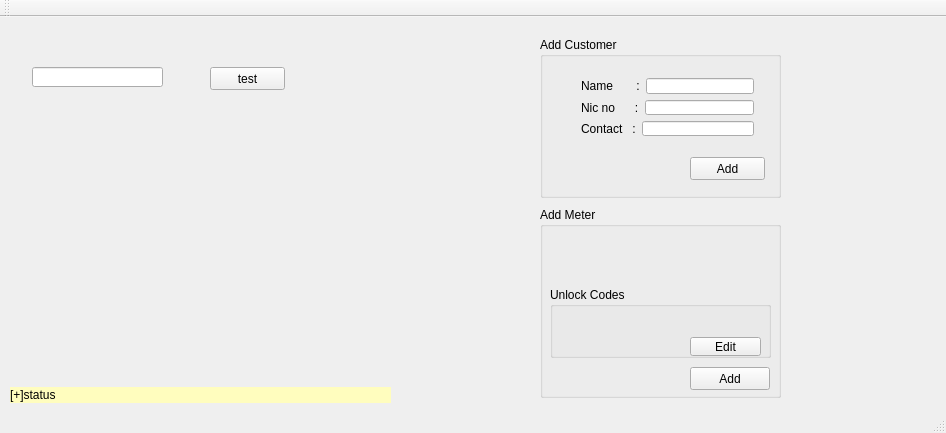
First picture: the form in akro/mainwindow.ui, repository udara28/Akro, before the edit.
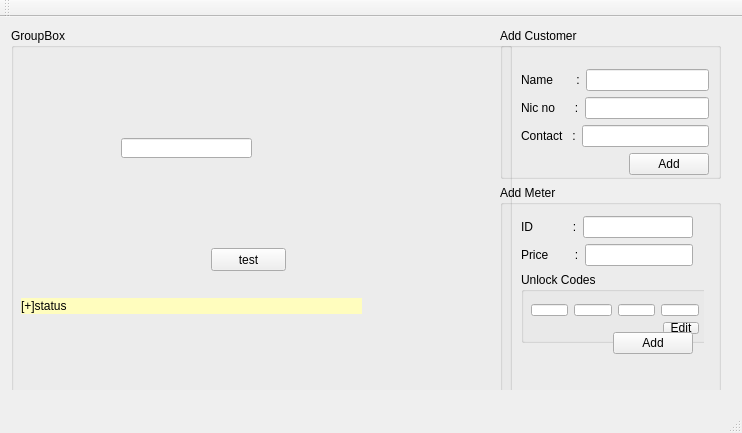
Second picture: the form after the edit.

Commit message: working on resizing issue

Diff of the .ui file:
```diff
--- a/akro/mainwindow.ui
+++ b/akro/mainwindow.ui
@@ -6,20 +6,97 @@
    <rect>
     <x>0</x>
     <y>0</y>
-    <width>946</width>
+    <width>742</width>
     <height>433</height>
    </rect>
   </property>
+  <property name="sizePolicy">
+   <sizepolicy hsizetype="Expanding" vsizetype="Expanding">
+    <horstretch>5</horstretch>
+    <verstretch>0</verstretch>
+   </sizepolicy>
+  </property>
   <property name="windowTitle">
    <string>MainWindow</string>
   </property>
   <widget class="QWidget" name="centralWidget">
+   <property name="sizePolicy">
+    <sizepolicy hsizetype="Expanding" vsizetype="Expanding">
+     <horstretch>0</horstretch>
+     <verstretch>0</verstretch>
+    </sizepolicy>
+   </property>
+   <property name="maximumSize">
+    <size>
+     <width>788</width>
+     <height>16777215</height>
+    </size>
+   </property>
+   <widget class="QWidget" name="">
+    <property name="geometry">
+     <rect>
+      <x>0</x>
+      <y>0</y>
+      <width>732</width>
+      <height>373</height>
+     </rect>
+    </property>
+    <layout class="QHBoxLayout" name="horizontalLayout_centralWidget">
+     <property name="sizeConstraint">
+      <enum>QLayout::SetNoConstraint</enum>
+     </property>
+     <item>
+      <widget class="QGroupBox" name="groupBox">
+       <property name="sizePolicy">
+        <sizepolicy hsizetype="Preferred" vsizetype="Preferred">
+         <horstretch>0</horstretch>
+         <verstretch>0</verstretch>
+        </sizepolicy>
+       </property>
+       <property name="minimumSize">
+        <size>
+         <width>501</width>
+         <height>371</height>
+        </size>
+       </property>
+       <property name="title">
+        <string>GroupBox</string>
+       </property>
+       <widget class="QLineEdit" name="lineEdit_name">
+        <property name="geometry">
+         <rect>
+          <x>110</x>
+          <y>110</y>
+          <width>131</width>
+          <height>20</height>
+         </rect>
+        </property>
+        <property name="sizePolicy">
+         <sizepolicy hsizetype="Expanding" vsizetype="Expanding">
+          <horstretch>0</horstretch>
+          <verstretch>0</verstretch>
+         </sizepolicy>
+        </property>
+       </widget>
+       <widget class="QPushButton" name="button_test">
+        <property name="geometry">
+         <rect>
+          <x>200</x>
+          <y>220</y>
+          <width>75</width>
+          <height>23</height>
+         </rect>
+        </property>
+        <property name="text">
+         <string>test</string>
+        </property>
+       </widget>
    <widget class="QLabel" name="label_status">
     <property name="geometry">
      <rect>
       <x>10</x>
-      <y>370</y>
-      <width>381</width>
+          <y>270</y>
+          <width>341</width>
       <height>16</height>
      </rect>
     </property>
@@ -33,70 +110,43 @@
      <string>[+]status</string>
     </property>
    </widget>
-   <widget class="QLineEdit" name="lineEdit_name">
-    <property name="geometry">
-     <rect>
-      <x>32</x>
-      <y>50</y>
-      <width>131</width>
-      <height>20</height>
-     </rect>
-    </property>
-    <property name="sizePolicy">
-     <sizepolicy hsizetype="Expanding" vsizetype="Expanding">
-      <horstretch>0</horstretch>
-      <verstretch>0</verstretch>
-     </sizepolicy>
-    </property>
-   </widget>
-   <widget class="QPushButton" name="button_test">
-    <property name="geometry">
-     <rect>
-      <x>210</x>
-      <y>50</y>
-      <width>75</width>
-      <height>23</height>
-     </rect>
-    </property>
-    <property name="text">
-     <string>test</string>
-    </property>
-   </widget>
+      </widget>
+     </item>
+     <item>
+      <layout class="QVBoxLayout" name="verticalLayout_3">
+       <item>
    <widget class="QGroupBox" name="groupBox_addCustomer">
-    <property name="geometry">
-     <rect>
-      <x>540</x>
-      <y>20</y>
-      <width>241</width>
-      <height>161</height>
-     </rect>
+         <property name="enabled">
+          <bool>true</bool>
+         </property>
+         <property name="minimumSize">
+          <size>
+           <width>221</width>
+           <height>151</height>
+          </size>
+         </property>
+         <property name="maximumSize">
+          <size>
+           <width>221</width>
+           <height>151</height>
+          </size>
     </property>
     <property name="title">
      <string>Add Customer</string>
     </property>
-    <widget class="QPushButton" name="pushButton_addCustomer">
+         <widget class="QWidget" name="">
      <property name="geometry">
       <rect>
-       <x>150</x>
-       <y>120</y>
-       <width>75</width>
-       <height>23</height>
-      </rect>
-     </property>
-     <property name="text">
-      <string>Add</string>
-     </property>
-    </widget>
-    <widget class="QWidget" name="layoutWidget">
-     <property name="geometry">
-      <rect>
-       <x>30</x>
+            <x>10</x>
        <y>30</y>
        <width>195</width>
-       <height>80</height>
-      </rect>
-     </property>
-     <layout class="QVBoxLayout" name="verticalLayout">
+            <height>111</height>
+           </rect>
+          </property>
+          <layout class="QVBoxLayout" name="verticalLayout_addCustomer">
+           <property name="sizeConstraint">
+            <enum>QLayout::SetFixedSize</enum>
+           </property>
       <item>
        <layout class="QHBoxLayout" name="horizontalLayout">
         <item>
@@ -139,55 +189,115 @@
         </item>
        </layout>
       </item>
-     </layout>
-    </widget>
-   </widget>
+           <item>
+            <layout class="QHBoxLayout" name="horizontalLayout_8">
+             <item>
+              <spacer name="horizontalSpacer">
+               <property name="orientation">
+                <enum>Qt::Horizontal</enum>
+               </property>
+               <property name="sizeHint" stdset="0">
+                <size>
+                 <width>108</width>
+                 <height>20</height>
+                </size>
+               </property>
+              </spacer>
+             </item>
+             <item>
+              <widget class="QPushButton" name="pushButton_addCustomer">
+               <property name="text">
+                <string>Add</string>
+               </property>
+              </widget>
+             </item>
+            </layout>
+           </item>
+          </layout>
+         </widget>
+         <zorder>pushButton_addCustomer</zorder>
+         <zorder>layoutWidget</zorder>
+         <zorder>groupBox_2</zorder>
+         <zorder>horizontalSpacer</zorder>
+        </widget>
+       </item>
+       <item>
    <widget class="QGroupBox" name="groupBox_2">
-    <property name="geometry">
-     <rect>
-      <x>540</x>
-      <y>190</y>
-      <width>241</width>
-      <height>191</height>
-     </rect>
+         <property name="minimumSize">
+          <size>
+           <width>221</width>
+           <height>211</height>
+          </size>
+         </property>
+         <property name="maximumSize">
+          <size>
+           <width>221</width>
+           <height>211</height>
+          </size>
     </property>
     <property name="title">
      <string>Add Meter</string>
     </property>
+         <widget class="QWidget" name="">
+          <property name="geometry">
+           <rect>
+            <x>10</x>
+            <y>20</y>
+            <width>194</width>
+            <height>160</height>
+           </rect>
+          </property>
+          <layout class="QVBoxLayout" name="verticalLayout_2">
+           <item>
+            <layout class="QHBoxLayout" name="horizontalLayout_6">
+             <item>
+              <widget class="QLabel" name="label_5">
+               <property name="text">
+                <string>ID            :</string>
+               </property>
+              </widget>
+             </item>
+             <item>
+              <widget class="QLineEdit" name="lineEdit_6"/>
+             </item>
+            </layout>
+           </item>
+           <item>
+            <layout class="QHBoxLayout" name="horizontalLayout_4">
+             <item>
+              <widget class="QLabel" name="label_4">
+               <property name="text">
+                <string>Price        :</string>
+               </property>
+              </widget>
+             </item>
+             <item>
+              <widget class="QLineEdit" name="lineEdit"/>
+             </item>
+            </layout>
+           </item>
+           <item>
     <widget class="QGroupBox" name="groupBox_3">
-     <property name="geometry">
-      <rect>
-       <x>10</x>
-       <y>80</y>
-       <width>221</width>
+             <property name="minimumSize">
+              <size>
+               <width>191</width>
        <height>71</height>
-      </rect>
+              </size>
      </property>
      <property name="title">
       <string>Unlock Codes</string>
      </property>
-     <widget class="QToolButton" name="toolButton">
-      <property name="geometry">
-       <rect>
-        <x>140</x>
-        <y>50</y>
-        <width>71</width>
-        <height>19</height>
-       </rect>
-      </property>
-      <property name="text">
-       <string>Edit</string>
-      </property>
-     </widget>
      <widget class="QWidget" name="">
       <property name="geometry">
        <rect>
-        <x>21</x>
+                <x>-1</x>
         <y>21</y>
         <width>190</width>
-        <height>22</height>
-       </rect>
-      </property>
+                <height>52</height>
+               </rect>
+              </property>
+              <layout class="QVBoxLayout" name="verticalLayout">
+               <item>
       <layout class="QHBoxLayout" name="horizontalLayout_5">
        <item>
         <widget class="QLineEdit" name="lineEdit_2"/>
@@ -202,62 +312,63 @@
         <widget class="QLineEdit" name="lineEdit_5"/>
        </item>
       </layout>
-     </widget>
-    </widget>
+               </item>
+               <item>
+                <layout class="QHBoxLayout" name="horizontalLayout_9">
+                 <item>
+                  <spacer name="horizontalSpacer_2">
+                   <property name="orientation">
+                    <enum>Qt::Horizontal</enum>
+                   </property>
+                   <property name="sizeHint" stdset="0">
+                    <size>
+                     <width>118</width>
+                     <height>20</height>
+                    </size>
+                   </property>
+                  </spacer>
+                 </item>
+                 <item>
+                  <widget class="QToolButton" name="toolButton">
+                   <property name="text">
+                    <string>Edit</string>
+                   </property>
+                  </widget>
+                 </item>
+                </layout>
+               </item>
+              </layout>
+             </widget>
+             <zorder>toolButton</zorder>
+             <zorder>layoutWidget</zorder>
+             <zorder>groupBox_addCustomer</zorder>
+             <zorder>lineEdit_2</zorder>
+             <zorder>horizontalSpacer_2</zorder>
+            </widget>
+           </item>
+           <item>
+            <layout class="QHBoxLayout" name="horizontalLayout_7">
+             <item>
+              <spacer name="horizontalSpacer_3">
+               <property name="orientation">
+                <enum>Qt::Horizontal</enum>
+               </property>
+               <property name="sizeHint" stdset="0">
+                <size>
+                 <width>108</width>
+                 <height>20</height>
+                </size>
+               </property>
+              </spacer>
+             </item>
+             <item>
     <widget class="QPushButton" name="pushButton">
-     <property name="geometry">
-      <rect>
-       <x>150</x>
-       <y>160</y>
-       <width>80</width>
-       <height>23</height>
-      </rect>
-     </property>
      <property name="text">
       <string>Add</string>
      </property>
     </widget>
-    <widget class="QWidget" name="layoutWidget">
-     <property name="geometry">
-      <rect>
-       <x>30</x>
-       <y>50</y>
-       <width>192</width>
-       <height>22</height>
-      </rect>
-     </property>
-     <layout class="QHBoxLayout" name="horizontalLayout_4">
-      <item>
-       <widget class="QLabel" name="label_4">
-        <property name="text">
-         <string>Price        :</string>
-        </property>
-       </widget>
-      </item>
-      <item>
-       <widget class="QLineEdit" name="lineEdit"/>
-      </item>
-     </layout>
-    </widget>
-    <widget class="QWidget" name="">
-     <property name="geometry">
-      <rect>
-       <x>30</x>
-       <y>20</y>
-       <width>192</width>
-       <height>22</height>
-      </rect>
-     </property>
-     <layout class="QHBoxLayout" name="horizontalLayout_6">
-      <item>
-       <widget class="QLabel" name="label_5">
-        <property name="text">
-         <string>ID            :</string>
-        </property>
-       </widget>
-      </item>
-      <item>
-       <widget class="QLineEdit" name="lineEdit_6"/>
+             </item>
+            </layout>
       </item>
      </layout>
     </widget>
@@ -266,6 +377,15 @@
     <zorder>label_5</zorder>
     <zorder>lineEdit_6</zorder>
     <zorder>pushButton</zorder>
+         <zorder>groupBox_addCustomer</zorder>
+         <zorder>groupBox</zorder>
+         <zorder>groupBox</zorder>
+         <zorder>horizontalSpacer_3</zorder>
+        </widget>
+       </item>
+      </layout>
+     </item>
+    </layout>
    </widget>
   </widget>
   <widget class="QMenuBar" name="menuBar">
```
Left out of the diff: 2 changed lines with no effect on the pictures. Lines whose indentation alone changed are shown as unchanged. The commit also changes 2 other files.
